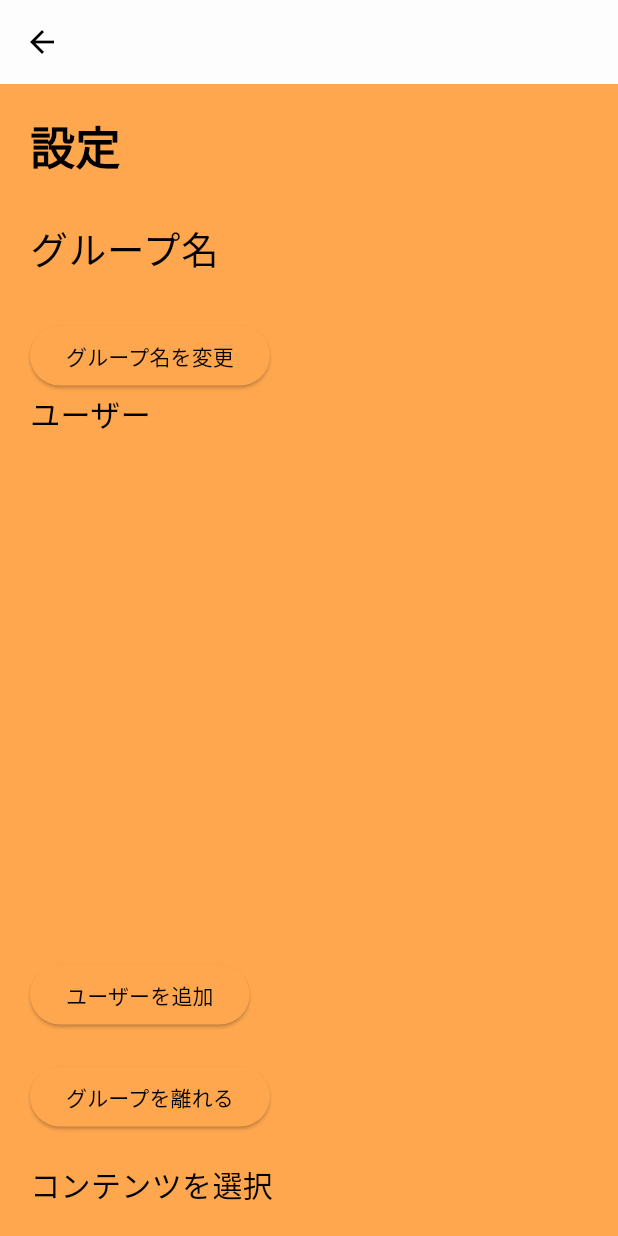
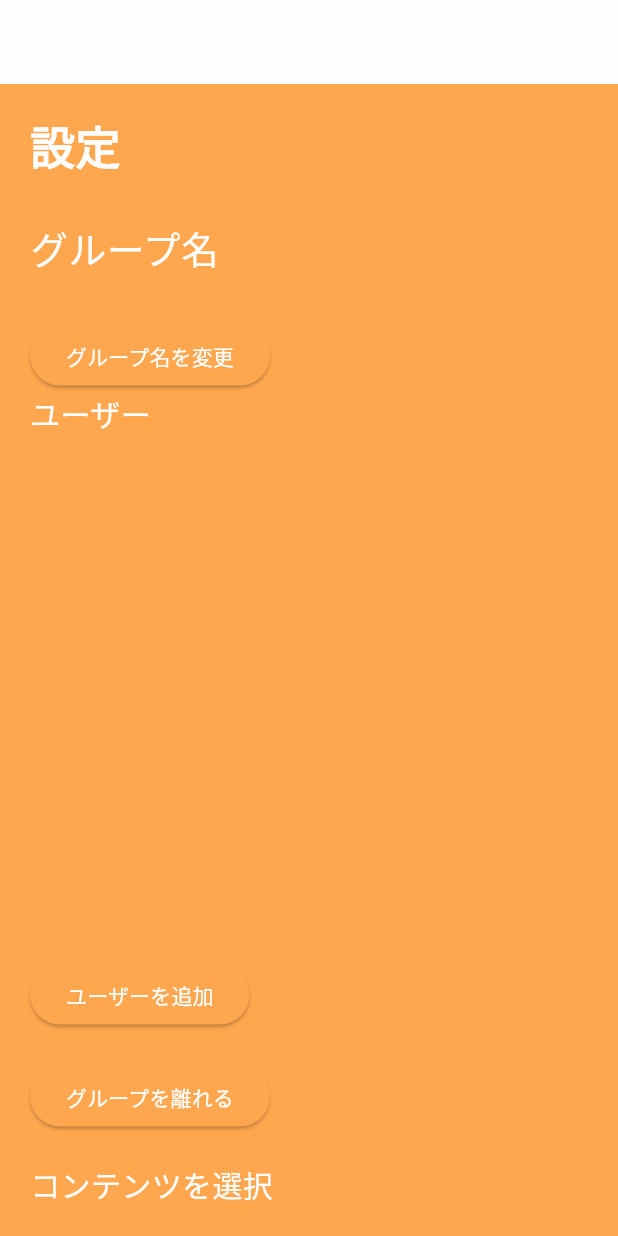
Before and after one commit to JOIMathProject/calendar_sharing, a Flutter app: the Home screen opened directly with empty values, after a tap on the "chat" icon, after a tap on the "settings" icon, on a phone screen of 412 x 824 dp. Run offline on Flutter 3.47's test engine with Material 3 defaults, Android fonts, the phone set to English and light mode, and no system bars; our stand-ins replace badges, firebase_auth, firebase_core, firebase_messaging, flutter_chat_types, flutter_chat_ui and 6 more; missing offline and left inert: extension_google_sign_in_as_googleapis_auth, googleapis, rrule, syncfusion_localizations; accounts and stored records are empty; network calls fail; statements that could not run were skipped.

Commit message:
Changed the UI of MyContents

```diff
--- a/lib/screen/Content.dart
+++ b/lib/screen/Content.dart
@@ -42,7 +42,7 @@ class _HomeState extends State<Home> {
   late PageController _pageController;
   bool _showFab = true;
   int _currentPage = 0;
-  CalendarView _currentView = CalendarView.week; // To track the current view
+  CalendarView _currentView = CalendarView.week;
 
   List<Appointment> GroupCal = [];
 
@@ -75,6 +75,9 @@ class _HomeState extends State<Home> {
       appBar: AppBar(
         title: Text(widget.groupName!),
         backgroundColor: GlobalColor.SubCol,
+        flexibleSpace: Container(
+          color: GlobalColor.SubCol,
+        ),
         actions: [
           DropdownButton<CalendarView>(
             value: _currentView,
@@ -180,7 +183,7 @@ class _HomeState extends State<Home> {
           ),
         ],
       ),
-      floatingActionButton: FloatingActionButton(
+      floatingActionButton: _showFab ? FloatingActionButton(
               backgroundColor: GlobalColor.MainCol,
               onPressed: () {
                 Navigator.push(
@@ -191,7 +194,7 @@ class _HomeState extends State<Home> {
                 );
               },
               child: Icon(Icons.search, color: GlobalColor.SubCol, size: 30),
-            )
+            ): null,
     );
   }
 
--- a/lib/screen/ContentsManage.dart
+++ b/lib/screen/ContentsManage.dart
@@ -123,7 +123,7 @@ class _ContentsManageState extends State<ContentsManage> with SingleTickerProvid
         onPressed: () {
           Navigator.push(context, MaterialPageRoute(builder: (context) => CreateContents()));
         },
-        child: Icon(Icons.add, color: GlobalColor.SubCol),
+        child: Icon(Icons.group_add, color: GlobalColor.SubCol),
         backgroundColor: GlobalColor.MainCol,
       ),
     );
--- a/lib/screen/friendsScreen.dart
+++ b/lib/screen/friendsScreen.dart
@@ -125,7 +125,7 @@ class _FriendsScreenState extends State<FriendsScreen> {
           Navigator.push(context,
               MaterialPageRoute(builder: (context) => AddFriend()));
         },
-        child: Icon(Icons.add, color: GlobalColor.SubCol),
+        child: Icon(Icons.person_add, color: GlobalColor.SubCol),
         backgroundColor: GlobalColor.MainCol,
       ),
     );
--- a/lib/screen/mainScreen.dart
+++ b/lib/screen/mainScreen.dart
@@ -96,7 +96,7 @@ class _MainScreenState extends State<MainScreen> {
       bottomNavigationBar: BottomNavigationBar(
         onTap: onTabTapped,
         currentIndex: _currentIndex,
-        backgroundColor: GlobalColor.Menu_bar,
+        backgroundColor: GlobalColor.MainCol,
         items: [
           BottomNavigationBarItem(
             icon: Icon(Icons.home,
--- a/lib/setting/color.dart
+++ b/lib/setting/color.dart
@@ -1,10 +1,7 @@
 import 'package:flutter/material.dart';
 
-Color Calendar_icon_color = Color(0xCFFF974D);
 Color Calendar_outline_color = Color(0xFFFF6363);
 Color Calendar_grid_color = Color(0xFFD8DADE);
-Color Calendar_background_color = Color(0xFF22348C);
-Color Menu_bar = Color(0xFFFFA74F);
 
 
 Color MainCol = Color(0xFFFDB164);
@@ -14,15 +11,15 @@ Color Unselected = Color(0xFFBCBCBC);
 final appTheme = ThemeData(
   colorScheme: const ColorScheme(
     brightness: Brightness.light,
-    primary: Color(0xFF000000),
+    primary: Color(0xFFFDFDFD),
     onPrimary: Color(0xFFFFA74F),
-    secondary: Color(0xFF000000),
-    onSecondary: Color(0xFF986AD9),
+    secondary: Color(0xFFFDFDFD),
+    onSecondary: Color(0xFFFDFDFD),
     error: Color(0xFFF2CB57),
     onError: Color(0xFF850783),
-    background: Color(0xFFFAFAFA),
+    background: Color(0xFFFDFDFD),
     onBackground: Color(0xFFFFA74F),
     surface: Color(0xFFFFA74F),
-    onSurface: Color(0xFF000000),
+    onSurface: Color(0xFFFDFDFD),
   ),
 );
```
Also changed, not shown: lib/screen/MyContent.dart (+50 -23 lines), lib/screen/SearchSchedule.dart (+17 -10 lines).
